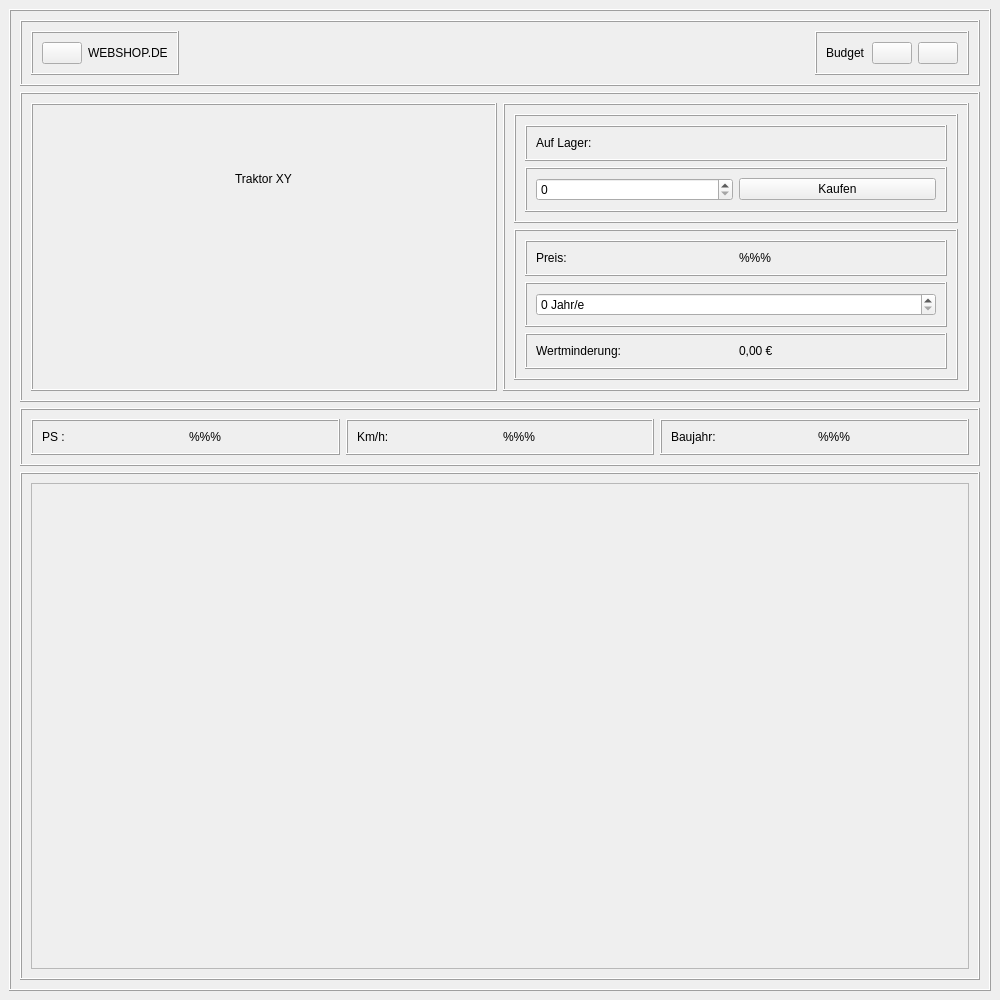
Before: the Qt Designer form frontend/ProductWindow.ui in nhatlam96/gui-xtraktor, drawn with Qt 5.
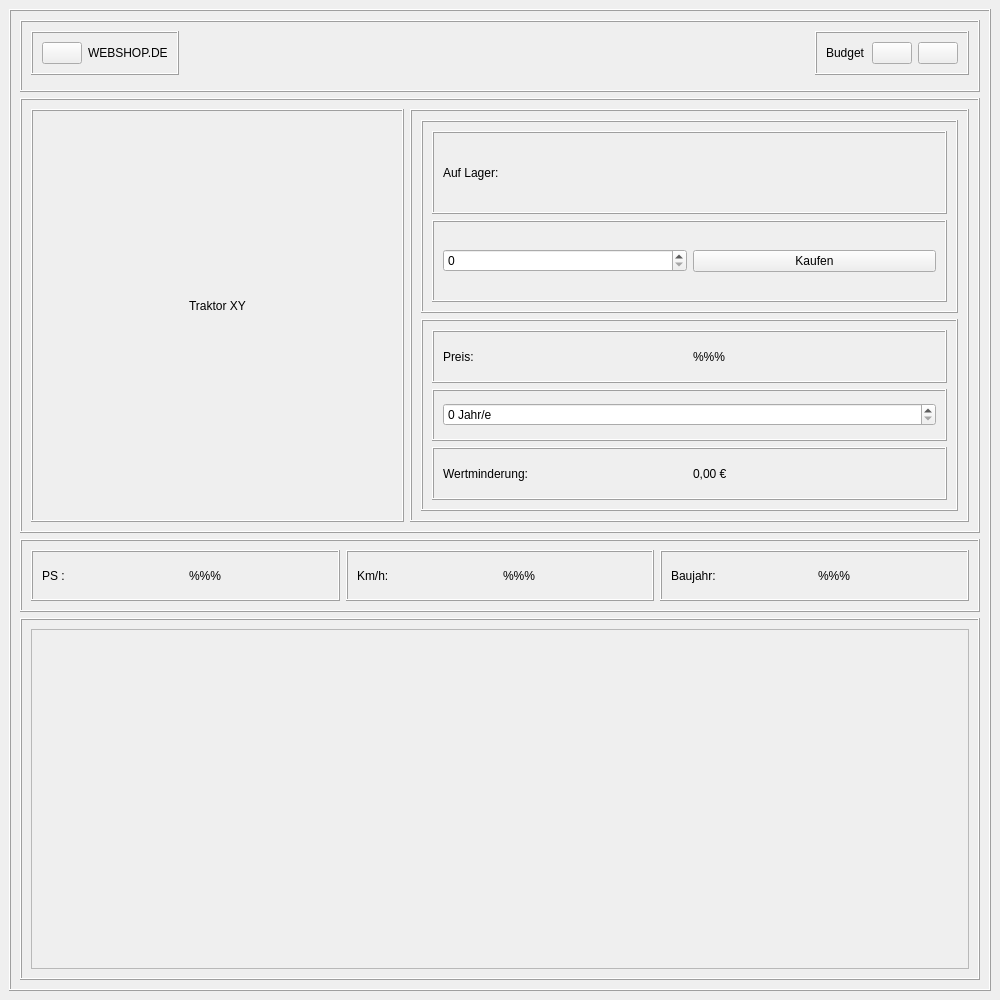
After: the same form once the commit is applied. Icons and pictures are not drawn.

```diff
--- a/frontend/ProductWindow.ui
+++ b/frontend/ProductWindow.ui
@@ -10,6 +10,12 @@
     <height>1000</height>
    </rect>
   </property>
+  <property name="sizePolicy">
+   <sizepolicy hsizetype="Expanding" vsizetype="Expanding">
+    <horstretch>0</horstretch>
+    <verstretch>0</verstretch>
+   </sizepolicy>
+  </property>
   <property name="maximumSize">
    <size>
     <width>16777215</width>
@@ -23,15 +29,27 @@
    <layout class="QVBoxLayout" name="verticalLayout">
     <item>
      <widget class="QFrame" name="main_frame">
+      <property name="sizePolicy">
+       <sizepolicy hsizetype="Expanding" vsizetype="Expanding">
+        <horstretch>0</horstretch>
+        <verstretch>0</verstretch>
+       </sizepolicy>
+      </property>
       <property name="frameShape">
        <enum>QFrame::Box</enum>
       </property>
       <property name="frameShadow">
        <enum>QFrame::Raised</enum>
       </property>
-      <layout class="QVBoxLayout" name="verticalLayout_2">
+      <layout class="QVBoxLayout" name="verticalLayout_2" stretch="1,6,1,5">
        <item>
         <widget class="QFrame" name="header_frame">
+         <property name="sizePolicy">
+          <sizepolicy hsizetype="Expanding" vsizetype="Expanding">
+           <horstretch>0</horstretch>
+           <verstretch>0</verstretch>
+          </sizepolicy>
+         </property>
          <property name="frameShape">
           <enum>QFrame::Box</enum>
          </property>
@@ -41,6 +59,12 @@
          <layout class="QHBoxLayout" name="horizontalLayout">
           <item alignment="Qt::AlignLeft|Qt::AlignTop">
            <widget class="QFrame" name="frame">
+            <property name="sizePolicy">
+             <sizepolicy hsizetype="Expanding" vsizetype="Expanding">
+              <horstretch>0</horstretch>
+              <verstretch>0</verstretch>
+             </sizepolicy>
+            </property>
             <property name="frameShape">
              <enum>QFrame::Box</enum>
             </property>
@@ -50,6 +74,12 @@
             <layout class="QHBoxLayout" name="horizontalLayout_3">
              <item>
               <widget class="QPushButton" name="home_Button">
+               <property name="sizePolicy">
+                <sizepolicy hsizetype="Expanding" vsizetype="Expanding">
+                 <horstretch>0</horstretch>
+                 <verstretch>0</verstretch>
+                </sizepolicy>
+               </property>
                <property name="text">
                 <string/>
                </property>
@@ -67,6 +97,12 @@
              </item>
              <item>
               <widget class="QLabel" name="web_label">
+               <property name="sizePolicy">
+                <sizepolicy hsizetype="Expanding" vsizetype="Expanding">
+                 <horstretch>0</horstretch>
+                 <verstretch>0</verstretch>
+                </sizepolicy>
+               </property>
                <property name="frameShape">
                 <enum>QFrame::NoFrame</enum>
                </property>
@@ -84,7 +120,7 @@
           <item alignment="Qt::AlignRight|Qt::AlignTop">
            <widget class="QFrame" name="frame_2">
             <property name="sizePolicy">
-             <sizepolicy hsizetype="Preferred" vsizetype="Preferred">
+             <sizepolicy hsizetype="Expanding" vsizetype="Expanding">
               <horstretch>0</horstretch>
               <verstretch>0</verstretch>
              </sizepolicy>
@@ -98,6 +134,12 @@
             <layout class="QHBoxLayout" name="horizontalLayout_2">
              <item>
               <widget class="QLabel" name="budget_label">
+               <property name="sizePolicy">
+                <sizepolicy hsizetype="Expanding" vsizetype="Expanding">
+                 <horstretch>0</horstretch>
+                 <verstretch>0</verstretch>
+                </sizepolicy>
+               </property>
                <property name="inputMethodHints">
                 <set>Qt::ImhNone</set>
                </property>
@@ -114,6 +156,12 @@
                <property name="enabled">
                 <bool>true</bool>
                </property>
+               <property name="sizePolicy">
+                <sizepolicy hsizetype="Expanding" vsizetype="Expanding">
+                 <horstretch>0</horstretch>
+                 <verstretch>0</verstretch>
+                </sizepolicy>
+               </property>
                <property name="text">
                 <string/>
                </property>
@@ -132,7 +180,7 @@
              <item>
               <widget class="QPushButton" name="shopping_Button">
                <property name="sizePolicy">
-                <sizepolicy hsizetype="Minimum" vsizetype="Fixed">
+                <sizepolicy hsizetype="Expanding" vsizetype="Expanding">
                  <horstretch>0</horstretch>
                  <verstretch>0</verstretch>
                 </sizepolicy>
@@ -178,9 +226,15 @@
          <property name="frameShadow">
           <enum>QFrame::Raised</enum>
          </property>
-         <layout class="QHBoxLayout" name="horizontalLayout_4">
+         <layout class="QHBoxLayout" name="horizontalLayout_4" stretch="2,3">
           <item>
            <widget class="QFrame" name="frame_1">
+            <property name="sizePolicy">
+             <sizepolicy hsizetype="Expanding" vsizetype="Expanding">
+              <horstretch>0</horstretch>
+              <verstretch>0</verstretch>
+             </sizepolicy>
+            </property>
             <property name="frameShape">
              <enum>QFrame::Box</enum>
             </property>
@@ -190,6 +244,12 @@
             <layout class="QVBoxLayout" name="verticalLayout_3">
              <item alignment="Qt::AlignHCenter">
               <widget class="QLabel" name="name_label">
+               <property name="sizePolicy">
+                <sizepolicy hsizetype="Expanding" vsizetype="Expanding">
+                 <horstretch>0</horstretch>
+                 <verstretch>0</verstretch>
+                </sizepolicy>
+               </property>
                <property name="text">
                 <string>Traktor XY</string>
                </property>
@@ -197,6 +257,12 @@
              </item>
              <item alignment="Qt::AlignHCenter|Qt::AlignVCenter">
               <widget class="QLabel" name="picture">
+               <property name="sizePolicy">
+                <sizepolicy hsizetype="Expanding" vsizetype="Expanding">
+                 <horstretch>0</horstretch>
+                 <verstretch>0</verstretch>
+                </sizepolicy>
+               </property>
                <property name="focusPolicy">
                 <enum>Qt::NoFocus</enum>
                </property>
@@ -216,6 +282,12 @@
           </item>
           <item>
            <widget class="QFrame" name="frame_3">
+            <property name="sizePolicy">
+             <sizepolicy hsizetype="Expanding" vsizetype="Expanding">
+              <horstretch>0</horstretch>
+              <verstretch>0</verstretch>
+             </sizepolicy>
+            </property>
             <property name="frameShape">
              <enum>QFrame::Box</enum>
             </property>
@@ -542,7 +614,7 @@
                <x>0</x>
                <y>0</y>
                <width>936</width>
-               <height>475</height>
+               <height>338</height>
               </rect>
              </property>
              <layout class="QHBoxLayout" name="horizontalLayout_9"/>
```
